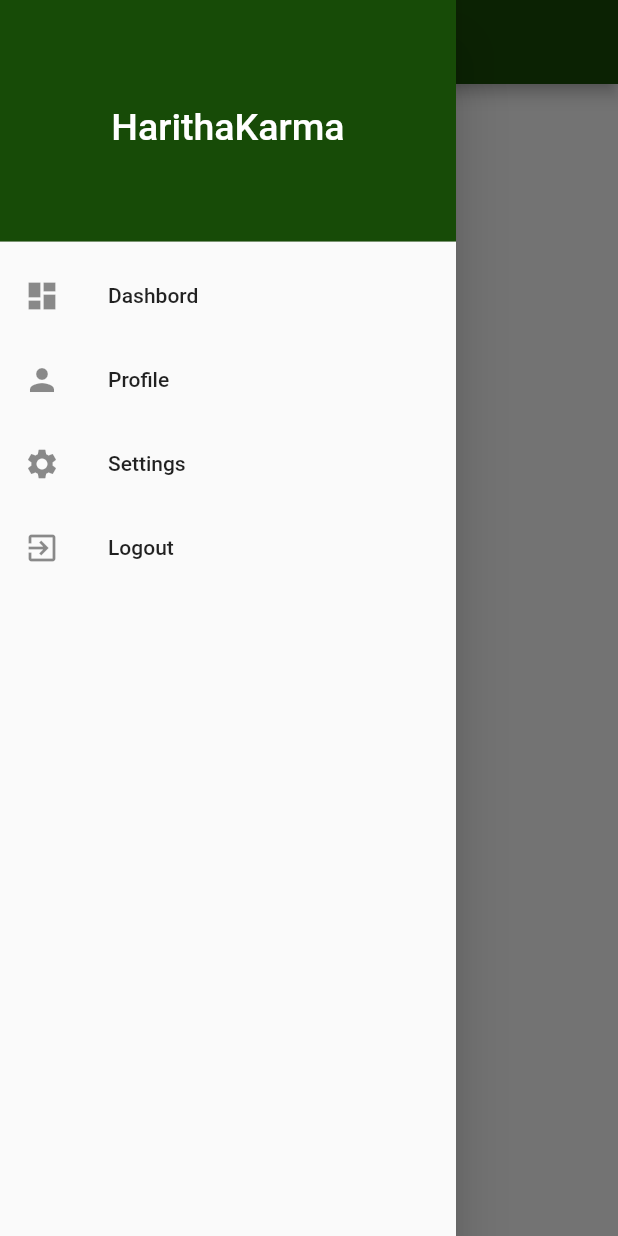
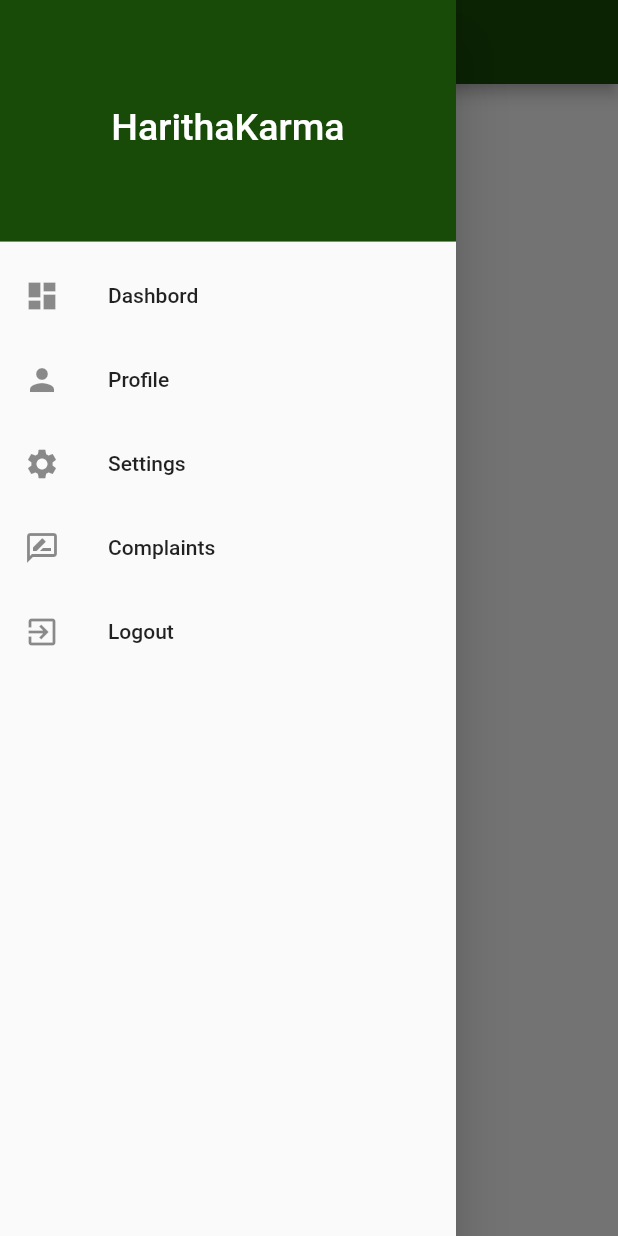
Before and after one commit to sankarvinayak/HarithaKarma, a Flutter app: the SideDrawerHome screen opened directly, with the side drawer open, on a phone screen of 412 x 824 dp. Run offline on Flutter 3.47's test engine with Material 2 defaults, Android fonts, the phone set to English and light mode, and no system bars; our stand-ins replace cloud_firestore, expansion_tile_card, firebase_auth, firebase_core, flutter_spinkit, get_it and 1 more; accounts and stored records are empty.

Commit message:
Complaint ui

```diff
--- a/harithakarma/lib/Screens/Homeuser/Dashbord.dart
+++ b/harithakarma/lib/Screens/Homeuser/Dashbord.dart
@@ -2,6 +2,7 @@ import 'package:cloud_firestore/cloud_firestore.dart';
 import 'package:expansion_tile_card/expansion_tile_card.dart';
 import 'package:firebase_auth/firebase_auth.dart';
 import 'package:flutter/material.dart';
+import 'package:harithakarma/Screens/Homeuser/complaints.dart';
 import 'package:harithakarma/Screens/Homeuser/profile.dart';
 import 'package:harithakarma/Shared/format_timestamp.dart';
 import 'package:harithakarma/database.dart';
@@ -155,6 +156,16 @@ class homeSideDrawer extends StatelessWidget {
             onTap: () => {Navigator.of(context).pop()},
           ),
           ListTile(
+            leading: Icon(Icons.rate_review_outlined),
+            title: Text('Complaints'),
+            onTap: () {
+              Navigator.push(
+                  context,
+                  MaterialPageRoute(
+                      builder: (BuildContext context) => complaints()));
+            },
+          ),
+          ListTile(
             leading: Icon(Icons.exit_to_app),
             title: Text('Logout'),
             onTap: () async {
```
